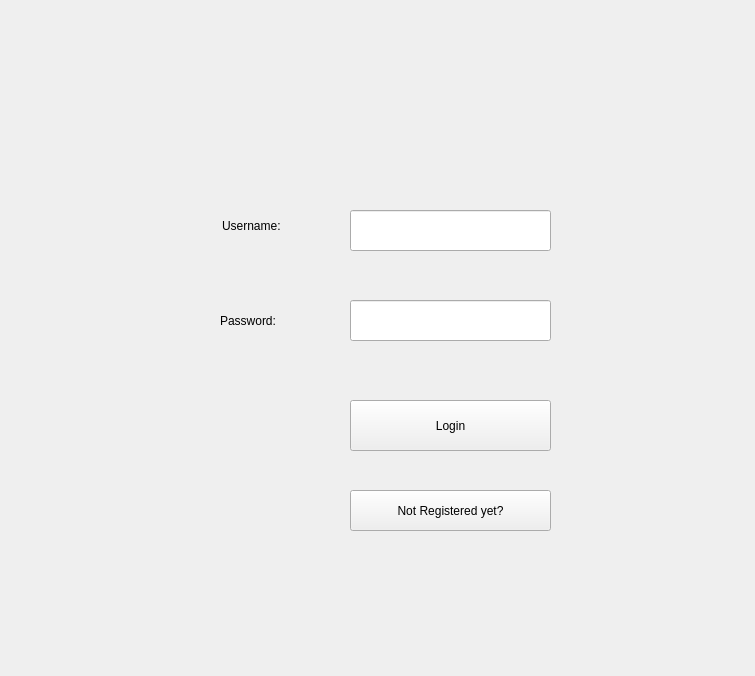
Before: the Qt Designer form CareSphere/login.ui in MubtasimSajid/CareSphere, drawn with Qt 5.
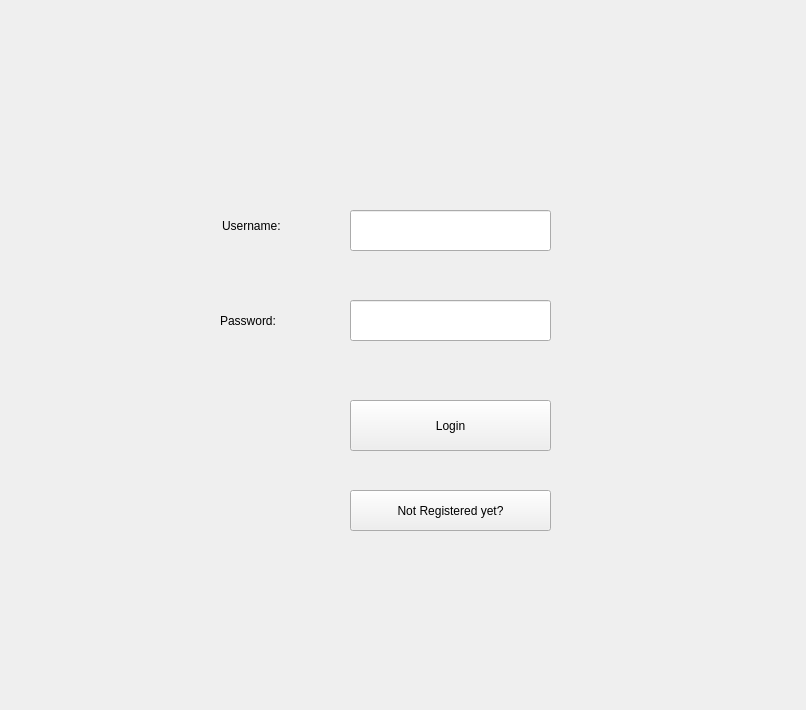
After: the same form once the commit is applied.

```diff
--- a/CareSphere/login.ui
+++ b/CareSphere/login.ui
@@ -6,8 +6,8 @@
    <rect>
     <x>0</x>
     <y>0</y>
-    <width>755</width>
-    <height>676</height>
+    <width>806</width>
+    <height>710</height>
    </rect>
   </property>
   <property name="windowTitle">
```
